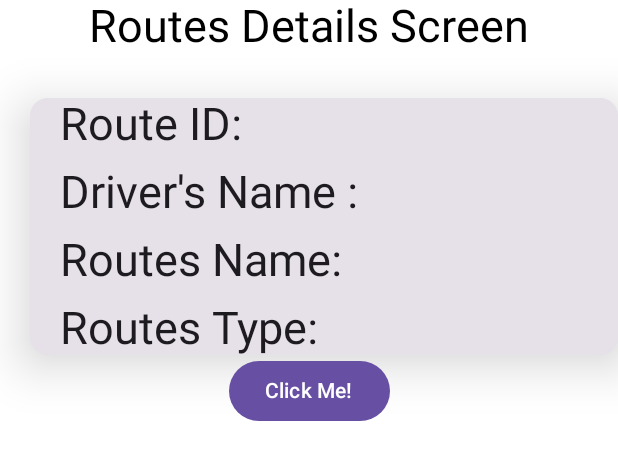
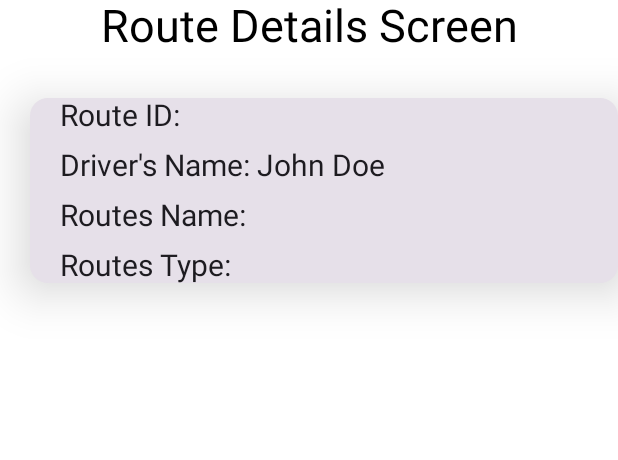
Before and after one commit to mkCoding/RepublicServiceApp, an Android app built with Jetpack Compose: the @Preview function DriverRouteDetailsScreenPreview, on a phone screen of 412 x 824 dp. Shown: the top 460 px of the screen. Run offline under Robolectric (Android 15) with nearby library versions, the phone set to English and light mode, and no system bars; network calls fail.

```diff
--- a/app/src/main/java/com/kemakolam/republicserviceapp/data/network/api/ApiEndpoints.kt
+++ b/app/src/main/java/com/kemakolam/republicserviceapp/data/network/api/ApiEndpoints.kt
@@ -1,11 +1,12 @@
 package com.kemakolam.republicserviceapp.data.network.api
 
 import com.kemakolam.republicserviceapp.data.network.model.DriverModel
+import com.kemakolam.republicserviceapp.data.network.model.DriversModel
 import retrofit2.http.GET
 
 interface ApiEndpoints {
 
     //  /data - endpoint
     @GET(ApiDetails.DRIVERS_AND_ROUTES_ENDPOINT)
-    suspend fun getDriversAndRoutes(): DriverModel
+    suspend fun getDriversAndRoutes():  DriversModel
 }
--- a/app/src/main/java/com/kemakolam/republicserviceapp/data/repository/ApiRepository.kt
+++ b/app/src/main/java/com/kemakolam/republicserviceapp/data/repository/ApiRepository.kt
@@ -1,8 +1,12 @@
 package com.kemakolam.republicserviceapp.data.repository
 
 import com.kemakolam.republicserviceapp.data.network.model.DriverModel
+import com.kemakolam.republicserviceapp.data.network.model.DriversModel
+import com.kemakolam.republicserviceapp.data.network.model.RouteModel
 
 interface ApiRepository {
     //Method to be implemented by ApiRepositoryImpl
-    suspend fun getDrivers(): DriverModel
+    suspend fun getDrivers(): List<DriverModel?>?
+
+    suspend fun getRoutes():List<RouteModel?>?
 }
--- a/app/src/main/java/com/kemakolam/republicserviceapp/ui/DriverRouteDetailsScreen.kt
+++ /dev/null
@@ -1,106 +0,0 @@
-package com.kemakolam.republicserviceapp.ui
-
-import android.graphics.Paint
-import android.widget.Toast
-import androidx.compose.foundation.background
-import androidx.compose.foundation.layout.Column
-import androidx.compose.foundation.layout.fillMaxSize
-import androidx.compose.foundation.layout.fillMaxWidth
-import androidx.compose.foundation.layout.height
-import androidx.compose.foundation.layout.padding
-import androidx.compose.foundation.layout.wrapContentHeight
-import androidx.compose.material3.Button
-import androidx.compose.material3.Card
-import androidx.compose.material3.CardDefaults
-import androidx.compose.material3.CardElevation
-import androidx.compose.material3.Text
-import androidx.compose.runtime.Composable
-import androidx.compose.ui.Alignment
-import androidx.compose.ui.Modifier
-import androidx.compose.ui.graphics.Color
-import androidx.compose.ui.platform.LocalContext
-import androidx.compose.ui.text.TextStyle
-import androidx.compose.ui.tooling.preview.Preview
-import androidx.compose.ui.unit.dp
-import androidx.compose.ui.unit.sp
-import com.kemakolam.republicserviceapp.ui.Route
-
-
-@Composable
-fun DriverRouteDetailsScreen(
-    driverInfo:List<Driver>,
-    routeInfo:List<Route>,
-    onBack: () -> Unit
-){
-
-    Column(
-        modifier = Modifier.fillMaxSize(),
-        horizontalAlignment = Alignment.CenterHorizontally
-
-    ){
-        Text(text = "Routes Details Screen", style = TextStyle(fontSize = 30.sp), modifier = Modifier.padding(bottom = 30.dp))
-
-        Card (
-            modifier = Modifier
-                .background(Color.White)
-                .fillMaxWidth()
-                .wrapContentHeight()
-                .padding(start = 20.dp),
-            elevation = CardDefaults.cardElevation(20.dp)
-
-        ) {
-            Text(text = "Route ID:", style = TextStyle(fontSize = 30.sp), modifier = Modifier.padding(start = 20.dp).padding(bottom = 10.dp))
-            Text(text = "Driver's Name : ", style = TextStyle(fontSize = 30.sp), modifier = Modifier.padding(start = 20.dp).padding(bottom = 10.dp))
-            Text(text = "Routes Name: ", style = TextStyle(fontSize = 30.sp),  modifier = Modifier.padding(start = 20.dp).padding(bottom = 10.dp))
-            Text(text = "Routes Type: ", style = TextStyle(fontSize = 30.sp),  modifier = Modifier.padding(start = 20.dp))
-        }
-
-
-
-
-
-
-
-
-
-        val context = LocalContext.current
-        Button(
-            onClick = {  Toast.makeText(context, "hello", Toast.LENGTH_SHORT).show()},
-
-        ) {
-            Text(text = "Click Me!")
-
-        }
-    }
-
-}
-
-
-@Preview(showBackground = true)
-@Composable
-fun DriverRouteDetailsScreenPreview(){
-
-    //Dummy Data
-    val dummyDrivers = listOf(
-        Driver(driverId = "1", driverName = "John Doe"),
-        Driver(driverId = "102", driverName = "Jane Smith")
-    )
-
-    val dummyRoutes = listOf(
-        Route(
-            id = 101,
-            name = "West Side Industrial Route",
-            type = "B"
-        ),
-        Route(
-            id = 102,
-            name = "South Side Commercial Route",
-            type = "Z",
-
-        )
-    )
-
-
-    DriverRouteDetailsScreen(dummyDrivers,dummyRoutes, {})
-
-}
--- /dev/null
+++ b/app/src/main/java/com/kemakolam/republicserviceapp/ui/driver_route_details/DriverRouteDetailsScreen.kt
@@ -0,0 +1,115 @@
+package com.kemakolam.republicserviceapp.ui.driver_route_details
+
+import androidx.compose.foundation.background
+import androidx.compose.foundation.layout.Column
+import androidx.compose.foundation.layout.fillMaxSize
+import androidx.compose.foundation.layout.fillMaxWidth
+import androidx.compose.foundation.layout.padding
+import androidx.compose.foundation.layout.wrapContentHeight
+import androidx.compose.material3.Card
+import androidx.compose.material3.CardDefaults
+import androidx.compose.material3.Text
+import androidx.compose.runtime.Composable
+import androidx.compose.ui.Alignment
+import androidx.compose.ui.Modifier
+import androidx.compose.ui.graphics.Color
+import androidx.compose.ui.text.TextStyle
+import androidx.compose.ui.tooling.preview.Preview
+import androidx.compose.ui.unit.dp
+import androidx.compose.ui.unit.sp
+import com.kemakolam.republicserviceapp.ui.Driver
+import com.kemakolam.republicserviceapp.ui.Route
+
+
+@Composable
+fun DriverRouteDetailsScreen(
+    driver: Driver,
+    onBack: () -> Unit
+) {
+    Column(
+        modifier = Modifier.fillMaxSize(),
+        horizontalAlignment = Alignment.CenterHorizontally
+    ) {
+        Text(
+            text = "Route Details Screen",
+            style = TextStyle(fontSize = 30.sp),
+            modifier = Modifier.padding(bottom = 30.dp)
+        )
+
+        DriverDetailsCard(driver = driver)
+
+//        val context = LocalContext.current
+//        Button(
+//            onClick = {
+//                // Example of button functionality: Show a toast message
+////                Toast.makeText(context, "Button Clicked", Toast.LENGTH_SHORT).show()
+//            }
+//        ) {
+//            Text(text = "Click Me!")
+//        }
+    }
+}
+
+@Composable
+fun DriverDetailsCard(driver: Driver) {
+    Card(
+        modifier = Modifier
+            .background(Color.White)
+            .fillMaxWidth()
+            .wrapContentHeight()
+            .padding(start = 20.dp),
+        elevation = CardDefaults.cardElevation(20.dp)
+    ) {
+        Text(
+            text = "Route ID:",
+            style = TextStyle(fontSize = 20.sp),
+            modifier = Modifier.padding(start = 20.dp).padding(bottom = 10.dp)
+        )
+        Text(
+            text = "Driver's Name: ${driver.driverName}",
+            style = TextStyle(fontSize = 20.sp),
+            modifier = Modifier.padding(start = 20.dp).padding(bottom = 10.dp)
+        )
+        Text(
+            text = "Routes Name: ", // Add route name here
+            style = TextStyle(fontSize = 20.sp),
+            modifier = Modifier.padding(start = 20.dp).padding(bottom = 10.dp)
+        )
+        Text(
+            text = "Routes Type: ", // Add route type here
+            style = TextStyle(fontSize = 20.sp),
+            modifier = Modifier.padding(start = 20.dp)
+        )
+    }
+}
+
+
+
+@Preview(showBackground = true)
+@Composable
+fun DriverRouteDetailsScreenPreview(){
+
+    //Dummy Data
+    val dummyDrivers = listOf(
+        Driver(driverId = "1", driverName = "John Doe"),
+        Driver(driverId = "102", driverName = "Jane Smith")
+    )
+
+    val dummyRoutes = listOf(
+        Route(
+            id = 101,
+            name = "West Side Industrial Route",
+            type = "B"
+        ),
+        Route(
+            id = 102,
+            name = "South Side Commercial Route",
+            type = "Z",
+
+        )
+    )
+
+
+    DriverRouteDetailsScreen(dummyDrivers.get(0),{})
+
+}
--- a/build.gradle.kts
+++ b/build.gradle.kts
@@ -4,4 +4,9 @@ plugins {
     alias(libs.plugins.jetbrainsKotlinAndroid) apply false
 
     id("com.google.dagger.hilt.android") version "2.51.1" apply false
+
+//    apply plugin: 'com.android.application'
+//    apply plugin: 'kotlin-android'
+//    apply plugin: 'kotlin-kapt'
+//    apply plugin: 'dagger.hilt.android.plugin'
 }
```
Also changed, not shown: app/build.gradle.kts (+7 -2 lines), app/src/main/java/com/kemakolam/republicserviceapp/MainActivity.kt (+10 -32 lines), app/src/main/java/com/kemakolam/republicserviceapp/data/repository/ApiRepositoryImpl.kt (+6 -1 lines), app/src/main/java/com/kemakolam/republicserviceapp/ui/AppNavHost.kt (added, +44 -0 lines), app/src/main/java/com/kemakolam/republicserviceapp/ui/driver/DriverViewModel.kt (added, +44 -0 lines), app/src/main/java/com/kemakolam/republicserviceapp/ui/driver/DriversScreen.kt (renamed from app/src/main/java/com/kemakolam/republicserviceapp/ui/DriversScreen.kt, +60 -8 lines).
